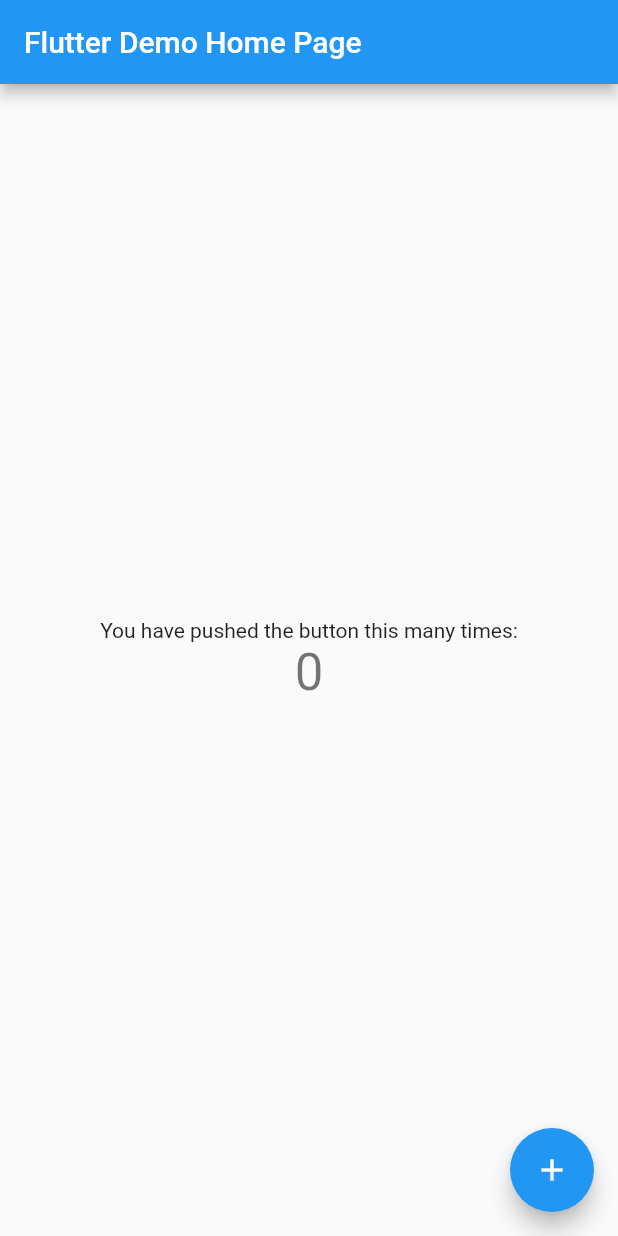
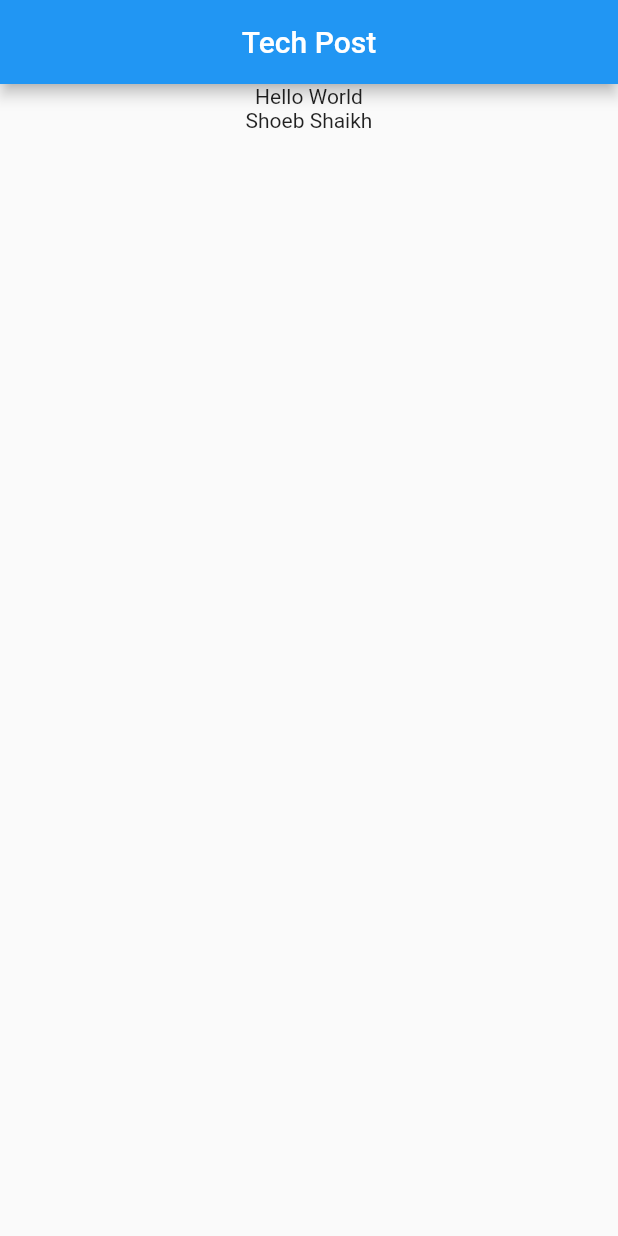
Before and after one commit to Shoeb567/TechPost, a Flutter app: the screen it shows after launch, on a phone screen of 412 x 824 dp. Run offline on Flutter 3.47's test engine with Material 2 defaults, Android fonts, the phone set to English and light mode, and no system bars.

Commit message:
'Techpost'

```diff
--- a/lib/main.dart
+++ b/lib/main.dart
@@ -1,117 +1,47 @@
-import 'package:flutter/material.dart';
+import "package:flutter/material.dart";
 
 void main() {
   runApp(MyApp());
 }
-
 class MyApp extends StatelessWidget {
-  // This widget is the root of your application.
   @override
   Widget build(BuildContext context) {
     return MaterialApp(
-      title: 'Flutter Demo',
-      theme: ThemeData(
-        // This is the theme of your application.
-        //
-        // Try running your application with "flutter run". You'll see the
-        // application has a blue toolbar. Then, without quitting the app, try
-        // changing the primarySwatch below to Colors.green and then invoke
-        // "hot reload" (press "r" in the console where you ran "flutter run",
-        // or simply save your changes to "hot reload" in a Flutter IDE).
-        // Notice that the counter didn't reset back to zero; the application
-        // is not restarted.
-        primarySwatch: Colors.blue,
-        // This makes the visual density adapt to the platform that you run
-        // the app on. For desktop platforms, the controls will be smaller and
-        // closer together (more dense) than on mobile platforms.
-        visualDensity: VisualDensity.adaptivePlatformDensity,
-      ),
-      home: MyHomePage(title: 'Flutter Demo Home Page'),
+      debugShowCheckedModeBanner: false,
+      home:HomePage() ,
     );
   }
 }
 
-class MyHomePage extends StatefulWidget {
-  MyHomePage({Key key, this.title}) : super(key: key);
-
-  // This widget is the home page of your application. It is stateful, meaning
-  // that it has a State object (defined below) that contains fields that affect
-  // how it looks.
-
-  // This class is the configuration for the state. It holds the values (in this
-  // case the title) provided by the parent (in this case the App widget) and
-  // used by the build method of the State. Fields in a Widget subclass are
-  // always marked "final".
-
-  final String title;
-
+class HomePage extends StatefulWidget {
   @override
-  _MyHomePageState createState() => _MyHomePageState();
+  _HomePageState createState() => _HomePageState();
 }
 
-class _MyHomePageState extends State<MyHomePage> {
-  int _counter = 0;
-
-  void _incrementCounter() {
-    setState(() {
-      // This call to setState tells the Flutter framework that something has
-      // changed in this State, which causes it to rerun the build method below
-      // so that the display can reflect the updated values. If we changed
-      // _counter without calling setState(), then the build method would not be
-      // called again, and so nothing would appear to happen.
-      _counter++;
-    });
-  }
-
+class _HomePageState extends State<HomePage> {
   @override
   Widget build(BuildContext context) {
-    // This method is rerun every time setState is called, for instance as done
-    // by the _incrementCounter method above.
-    //
-    // The Flutter framework has been optimized to make rerunning build methods
-    // fast, so that you can just rebuild anything that needs updating rather
-    // than having to individually change instances of widgets.
     return Scaffold(
       appBar: AppBar(
-        // Here we take the value from the MyHomePage object that was created by
-        // the App.build method, and use it to set our appbar title.
-        title: Text(widget.title),
+        title: Text("Tech Post"),
+        centerTitle: true,
       ),
-      body: Center(
-        // Center is a layout widget. It takes a single child and positions it
-        // in the middle of the parent.
+      body: Container(
+
         child: Column(
-          // Column is also a layout widget. It takes a list of children and
-          // arranges them vertically. By default, it sizes itself to fit its
-          // children horizontally, and tries to be as tall as its parent.
-          //
-          // Invoke "debug painting" (press "p" in the console, choose the
-          // "Toggle Debug Paint" action from the Flutter Inspector in Android
-          // Studio, or the "Toggle Debug Paint" command in Visual Studio Code)
-          // to see the wireframe for each widget.
-          //
-          // Column has various properties to control how it sizes itself and
-          // how it positions its children. Here we use mainAxisAlignment to
-          // center the children vertically; the main axis here is the vertical
-          // axis because Columns are vertical (the cross axis would be
-          // horizontal).
-          mainAxisAlignment: MainAxisAlignment.center,
-          children: <Widget>[
-            Text(
-              'You have pushed the button this many times:',
-            ),
-            Text(
-              '$_counter',
-              style: Theme.of(context).textTheme.headline4,
-            ),
+          children: [
+            Center(
+                child: Text(
+                    "Hello World"
+                )),
+            Center(
+                child: Text(
+                    "Shoeb Shaikh"
+
+                )),
           ],
         ),
       ),
-      floatingActionButton: FloatingActionButton(
-        onPressed: _incrementCounter,
-        tooltip: 'Increment',
-        child: Icon(Icons.add),
-      ), // This trailing comma makes auto-formatting nicer for build methods.
     );
   }
 }
--- a/pubspec.yaml
+++ b/pubspec.yaml
@@ -30,9 +30,10 @@ dependencies:
   cupertino_icons: ^1.0.0
 
 dev_dependencies:
+  lint: ^1.0.0
   flutter_test:
     sdk: flutter
-  lint: ^1.0.0
+
 # For information on the generic Dart part of this file, see the
 # following page: https://dart.dev/tools/pub/pubspec
 
```
Also changed, not shown: analysis_options.yaml (added, +9 -0 lines), 2 other files.
